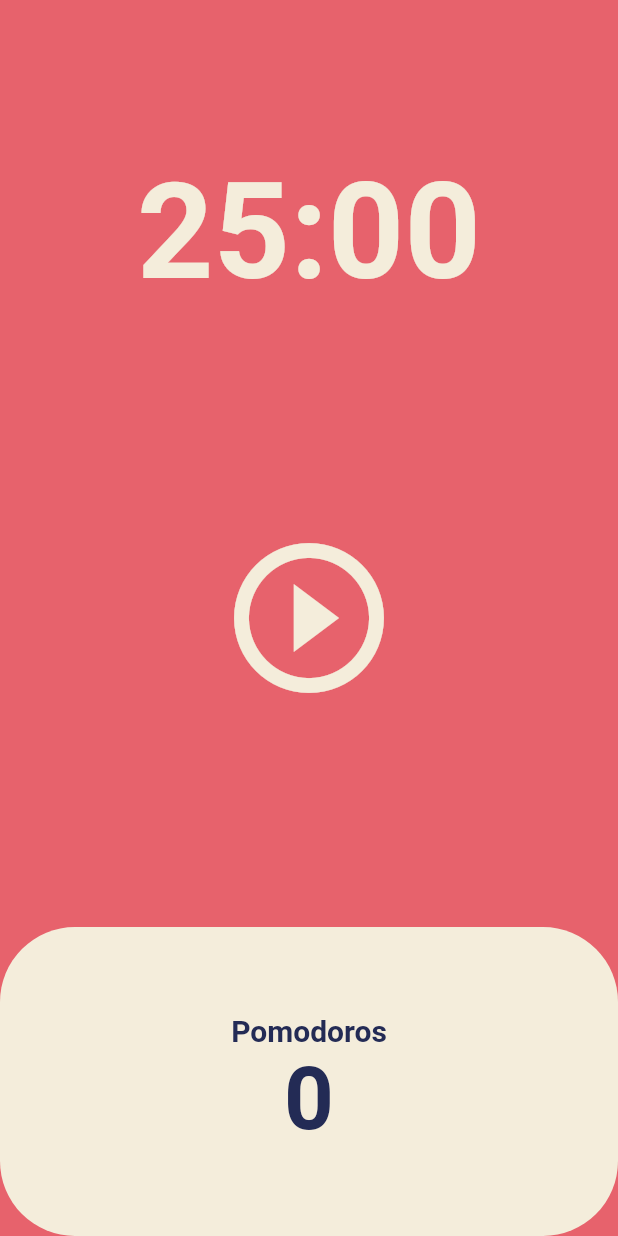
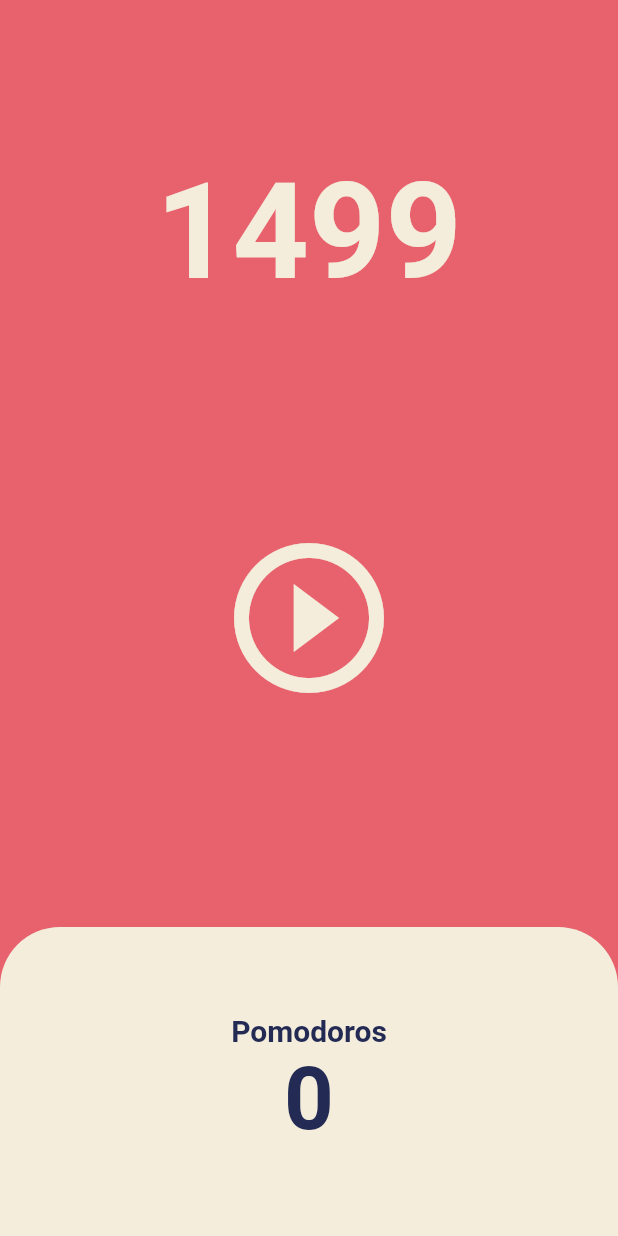
Before and after one commit to labyrinth30/flutter-pomodoro, a Flutter app: the screen it shows after launch, after a tap on the "play circle outline" icon, on a phone screen of 412 x 824 dp. Run offline on Flutter 3.47's test engine with Material 2 defaults, Android fonts, the phone set to English and light mode, and no system bars.

Commit message:
Modify Border Radius

```diff
--- a/lib/screens/home_screen.dart
+++ b/lib/screens/home_screen.dart
@@ -1,4 +1,5 @@
 import 'package:flutter/material.dart';
+import 'dart:async';
 
 class HomeScreen extends StatefulWidget {
   const HomeScreen({super.key});
@@ -9,6 +10,20 @@ class HomeScreen extends StatefulWidget {
 
 class _HomeScreenState extends State<HomeScreen> {
   int totalSeconds = 1500;
+  late Timer timer;
+
+  void onTick(Timer timer) {
+    setState(() {
+      totalSeconds--;
+    });
+  }
+
+  void onStartPressed() {
+    timer = Timer.periodic(
+      const Duration(seconds: 1),
+      onTick,
+    );
+  }
 
   @override
   Widget build(BuildContext context) {
@@ -21,7 +36,7 @@ class _HomeScreenState extends State<HomeScreen> {
               child: Container(
                 alignment: Alignment.bottomCenter,
                 child: Text(
-                  '25:00',
+                  '$totalSeconds',
                   style: TextStyle(
                     color: Theme.of(context).cardColor,
                     fontSize: 89,
@@ -36,7 +51,7 @@ class _HomeScreenState extends State<HomeScreen> {
                   child: IconButton(
                 iconSize: 120,
                 color: Theme.of(context).cardColor,
-                onPressed: () {},
+                onPressed: onStartPressed,
                 icon: const Icon(Icons.play_circle_outline),
               )),
             ),
@@ -48,7 +63,9 @@ class _HomeScreenState extends State<HomeScreen> {
                     child: Container(
                       decoration: BoxDecoration(
                         color: Theme.of(context).cardColor,
-                        borderRadius: BorderRadius.circular(50),
+                        borderRadius: const BorderRadius.vertical(
+                          top: Radius.circular(40),
+                        ),
                       ),
                       child: Column(
                         mainAxisAlignment: MainAxisAlignment.center,
```
